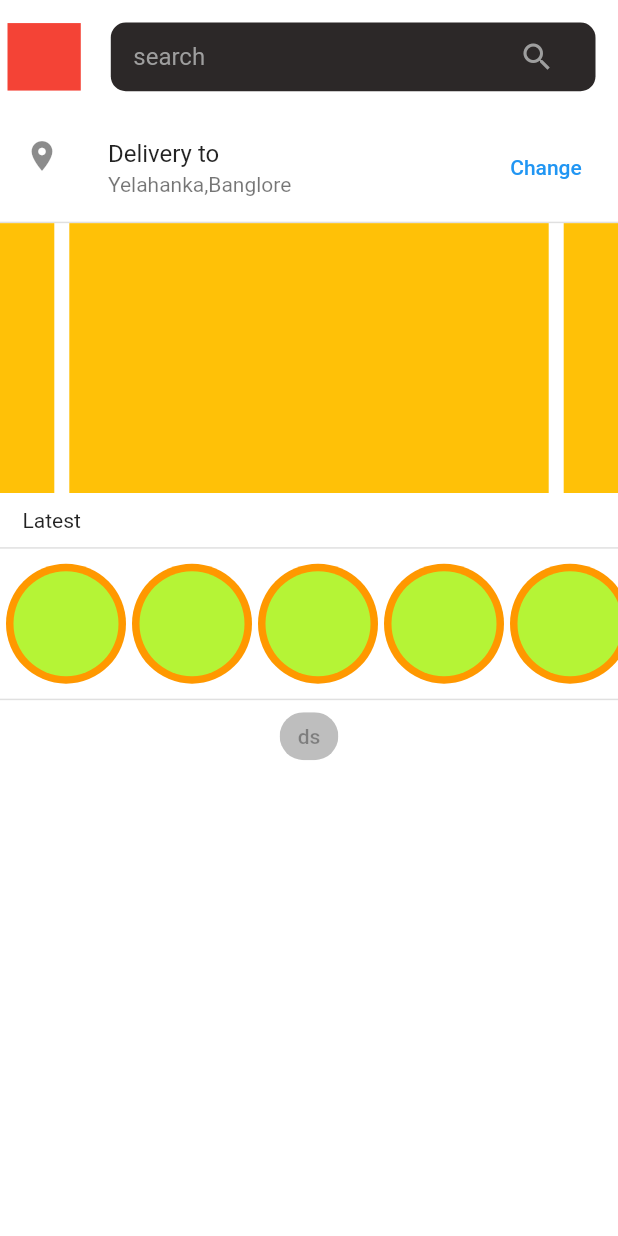
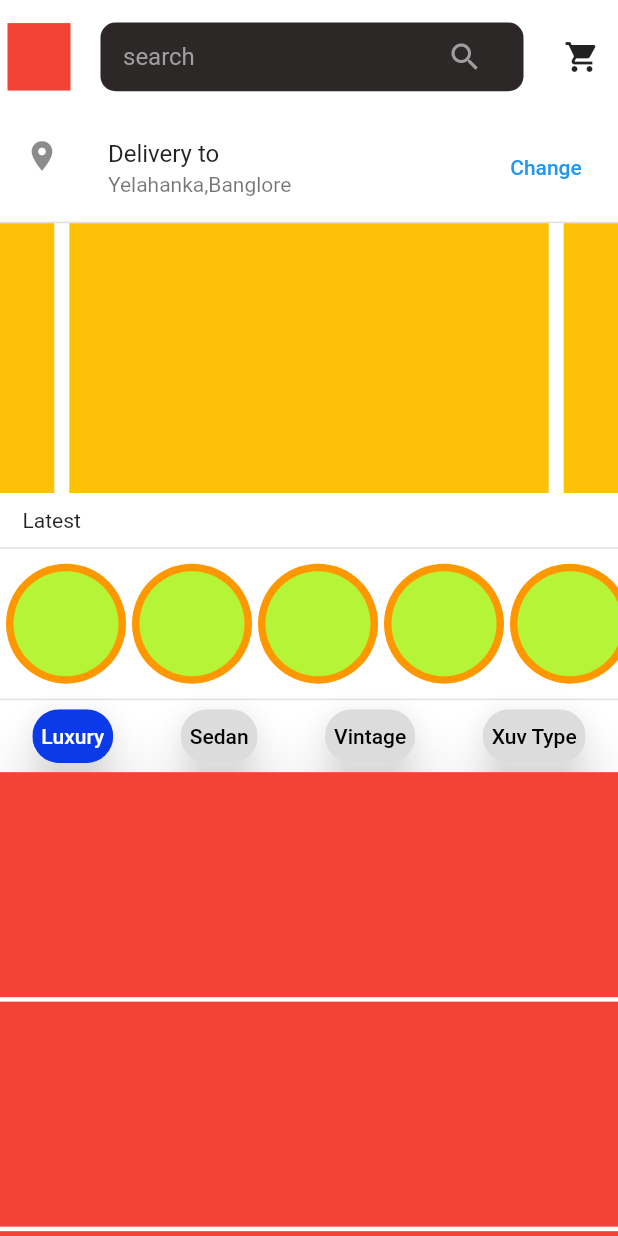
Before and after one commit to sayanths/ecommerce_machine_test, a Flutter app: the screen it shows after launch, on a phone screen of 412 x 824 dp. Run offline on Flutter 3.47's test engine with Material 2 defaults, Android fonts, the phone set to English and light mode, and no system bars; drawn by our look-alikes of carousel_slider; missing offline and left inert: dart:js.

Commit message:
choice chip and its page selection on ui half completed

```diff
--- a/lib/app/home_page/view/home_page.dart
+++ b/lib/app/home_page/view/home_page.dart
@@ -1,6 +1,9 @@
 import 'package:carousel_slider/carousel_slider.dart';
+import 'package:ecommercetest/app/home_page/view/widgets/choice_chip.dart';
 import 'package:ecommercetest/app/home_page/view/widgets/search.dart';
+import 'package:ecommercetest/app/home_page/view_model/home_page_controller.dart';
 import 'package:flutter/material.dart';
+import 'package:provider/provider.dart';
 
 class HomePage extends StatelessWidget {
   const HomePage({super.key});
@@ -11,7 +14,7 @@ class HomePage extends StatelessWidget {
     return Scaffold(
       backgroundColor: Colors.white,
       body: SafeArea(
-        child: Column(
+        child: ListView(
           children: [
             Row(
               children: [
@@ -33,20 +36,23 @@ class HomePage extends StatelessWidget {
                     ),
                   ),
                 ),
+                IconButton(
+                    onPressed: () {}, icon: const Icon(Icons.shopping_cart)),
               ],
             ),
             ListTile(
               leading: const Icon(Icons.place),
               title: const Text("Delivery to"),
               subtitle: const Text("Yelahanka,Banglore"),
-              trailing:
-                  TextButton(onPressed: () {}, child: const Text("Change")),
+              trailing: TextButton(
+                onPressed: () {},
+                child: const Text("Change"),
+              ),
             ),
             const Divider(
               height: 1,
               thickness: 1,
             ),
-
             CarouselSlider(
               options: CarouselOptions(height: 180.0),
               items: [1, 2, 3, 4, 5].map((i) {
@@ -63,14 +69,12 @@ class HomePage extends StatelessWidget {
                 );
               }).toList(),
             ),
-
-            Padding(
-              padding: const EdgeInsets.symmetric(horizontal: 15,vertical: 10),
-              child: Align(
-                alignment: Alignment.centerLeft,
-                child: const Text("Latest")),
+            const Padding(
+              padding: EdgeInsets.symmetric(horizontal: 15, vertical: 10),
+              child:
+                  Align(alignment: Alignment.centerLeft, child: Text("Latest")),
             ),
-             const Divider(
+            const Divider(
               height: 1,
               thickness: 1,
             ),
@@ -97,11 +101,36 @@ class HomePage extends StatelessWidget {
                     );
                   })),
             ),
-             const Divider(
+            const Divider(
               height: 1,
               thickness: 1,
             ),
-            ChoiceChip(label: Text("ds"), selected: true)
+            Row(
+              mainAxisAlignment: MainAxisAlignment.spaceEvenly,
+              children: [
+                ChoiceChipWidget(),
+              ],
+            ),
+            LimitedBox(
+                maxHeight: 450,
+                child: Consumer<HomePageController>(
+                  builder: (context, value, _) {
+                    return ListView.separated(
+                      separatorBuilder: (context, index) {
+                        return SizedBox(height: 3,);
+                      },
+                      itemCount: 10,
+                      itemBuilder: (context, index) {
+                        return Container(
+                          height: 150,
+                          width: 150,
+                          color: Colors.red,
+                        );
+                      },
+                    );
+                  },
+                )),
+
           ],
         ),
       ),
--- /dev/null
+++ b/lib/app/home_page/view/widgets/choice_chip.dart
@@ -0,0 +1,44 @@
+import 'dart:js';
+
+import 'package:ecommercetest/app/home_page/view_model/home_page_controller.dart';
+import 'package:flutter/material.dart';
+import 'package:provider/provider.dart';
+
+class ChoiceChipWidget extends StatelessWidget {
+
+  ChoiceChipWidget({
+    Key? key,
+  }) : super(key: key);
+
+  @override
+  Widget build(BuildContext context) {
+    final ctrl = context.read<HomePageController>();
+    return Wrap(
+        spacing: 45,
+        children: List.generate(ctrl.choiceList.length, (index) {
+          return Consumer<HomePageController>(
+            builder: (context, homePageProvider, _) {
+              return ChoiceChip(
+                labelPadding: EdgeInsets.all(2.0),
+                label: Text(
+                  ctrl.choiceList[index],
+                  style: TextStyle(
+                    color: ctrl.defaultChoicIndex == index
+                        ? Color.fromARGB(255, 255, 255, 255)
+                        : Color.fromARGB(255, 0, 0, 0),
+                  ),
+                ),
+                selected: ctrl.defaultChoicIndex == index ? true : false,
+                selectedColor: ctrl.defaultChoicIndex == index
+                    ? Color.fromARGB(255, 11, 59, 233)
+                    : Color.fromARGB(255, 255, 254, 254),
+                onSelected: (value) {
+                  homePageProvider.choicChi(value, index);
+                },
+                elevation: 15,
+              );
+            },
+          );
+        }));
+  }
+}
--- a/lib/app/home_page/view_model/home_page_controller.dart
+++ b/lib/app/home_page/view_model/home_page_controller.dart
@@ -1,12 +1,29 @@
 import 'package:flutter/cupertino.dart';
 
 class HomePageController extends ChangeNotifier {
+  bool newValue = false;
+  int defaultChoicIndex = 0;
+  final list = [
+    'https://img.freepik.com/premium-psd/car-social-media-instagram-post-square-web-banner-advertising-template_177160-364.jpg?w=2000',
+    'https://img.etimg.com/photo/msid-81432986,imgsize-387481/BMWEmbed1.jpg',
+    'http://www.blog.sagmart.com/wp-content/uploads/2014/10/91449abd-0eca-448b-94c2-aff487fda545.jpg',
+  ];
+
+  List<String> choiceList = [
+    'Luxury',
+    'Sedan',
+    'Vintage',
+    'Xuv Type',
+  ];
+
+  void choicChi(bool value, int index) {
+    newValue = value;
+    defaultChoicIndex = index;
+    notifyListeners();
+  }
+List<Widget> choiceListWidget = [
 
 
-  final list = [
-  'https://img.freepik.com/premium-psd/car-social-media-instagram-post-square-web-banner-advertising-template_177160-364.jpg?w=2000',
-  'https://img.etimg.com/photo/msid-81432986,imgsize-387481/BMWEmbed1.jpg',
-  'http://www.blog.sagmart.com/wp-content/uploads/2014/10/91449abd-0eca-448b-94c2-aff487fda545.jpg',
-];
+  ];
 
 }
```
